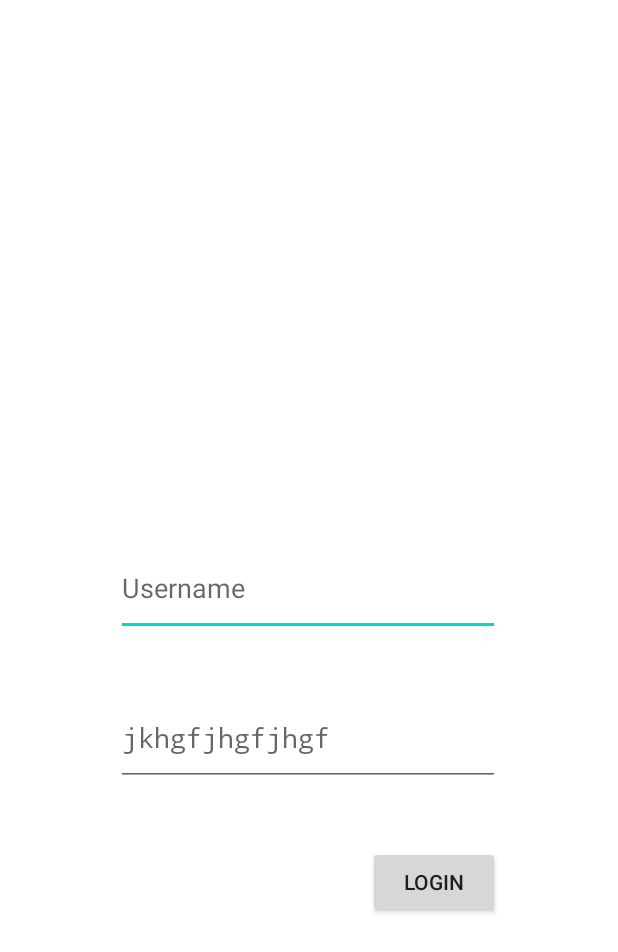
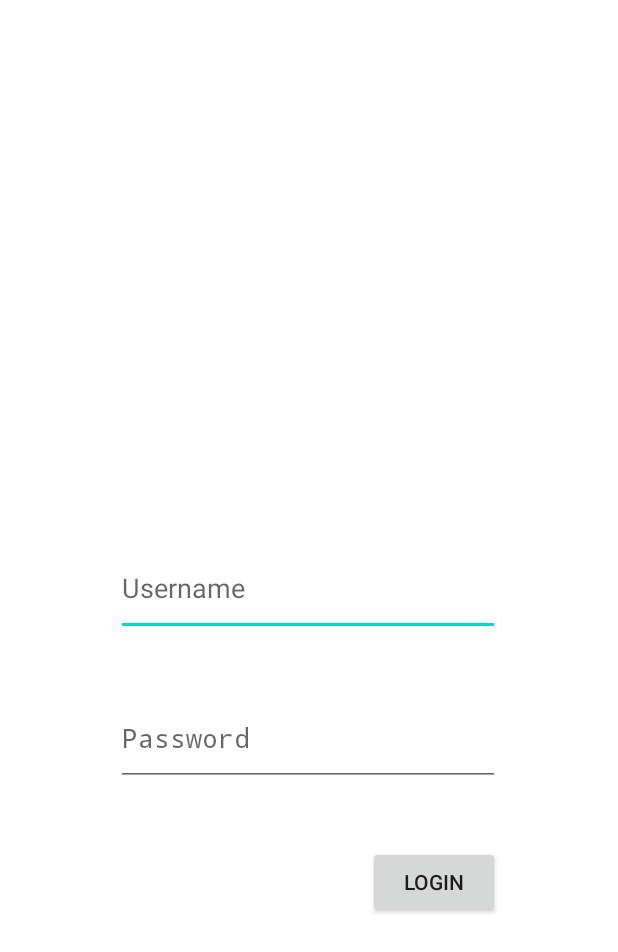
Before and after one commit to zevrant/zevrant-android-app, an Android app: the LoginFormActivity screen opened directly, with no data from a screen before it, after a tap on "LOGIN", on a phone screen of 412 x 824 dp. Shown: the top 952 px of the screen. Run offline under Robolectric (Android 15) with nearby library versions, the phone set to English and light mode, and no system bars; our stand-ins replace Volley; libraries missing offline, so code that uses them is left out: org.acra, org.slf4j; network calls fail; 4 statements that could not run were skipped.

Commit message:
Fixed json issues from minification

```diff
--- a/app/build.gradle
+++ b/app/build.gradle
@@ -66,8 +66,8 @@ android {
             if(hasSigningInfo) {
                 signingConfig signingConfigs.release
             }
-            minifyEnabled true
-            proguardFiles getDefaultProguardFile('proguard-android-optimize.txt'), 'proguard-rules.pro'
+            signingConfig debug.signingConfig
+            minifyEnabled false
         }
     }
 
--- a/app/src/main/java/com/zevrant/services/zevrantandroidapp/ZevrantAndroidApp.java
+++ b/app/src/main/java/com/zevrant/services/zevrantandroidapp/ZevrantAndroidApp.java
@@ -41,7 +41,7 @@ public class ZevrantAndroidApp extends Application {
                 .setBasicAuthLogin(base.getString(R.string.reportsUsername))
                 .setBasicAuthPassword(base.getString(R.string.reportsPassword))
                 .setHttpMethod(HttpSender.Method.POST)
-                .setUri("https://develop.acrarium.zevrant-services.com/report")
+                .setUri(base.getString(R.string.reportsUrl))
                 .setEnabled(true);
         // The following line triggers the initialization of ACRA
         ACRA.init(this, builder);
--- a/app/src/main/java/com/zevrant/services/zevrantandroidapp/pojo/OAuthToken.java
+++ b/app/src/main/java/com/zevrant/services/zevrantandroidapp/pojo/OAuthToken.java
@@ -5,8 +5,10 @@ package com.zevrant.services.zevrantandroidapp.pojo;
 // (powered by FernFlower decompiler)
 //
 
+import com.fasterxml.jackson.annotation.JsonAutoDetect;
 import com.fasterxml.jackson.annotation.JsonProperty;
 
+@JsonAutoDetect
 public class OAuthToken {
     @JsonProperty("access_token")
     private String accessToken;
--- a/app/src/main/java/com/zevrant/services/zevrantandroidapp/pojo/OAuthTokenRequest.java
+++ b/app/src/main/java/com/zevrant/services/zevrantandroidapp/pojo/OAuthTokenRequest.java
@@ -1,7 +1,9 @@
 package com.zevrant.services.zevrantandroidapp.pojo;
 
+import com.fasterxml.jackson.annotation.JsonAutoDetect;
 import com.fasterxml.jackson.annotation.JsonProperty;
 
+@JsonAutoDetect
 public class OAuthTokenRequest {
 
     @JsonProperty("client_id")
--- a/app/src/main/java/com/zevrant/services/zevrantandroidapp/services/JsonParser.java
+++ b/app/src/main/java/com/zevrant/services/zevrantandroidapp/services/JsonParser.java
@@ -1,5 +1,7 @@
 package com.zevrant.services.zevrantandroidapp.services;
 
+import com.fasterxml.jackson.annotation.JsonAutoDetect;
+import com.fasterxml.jackson.annotation.PropertyAccessor;
 import com.fasterxml.jackson.core.JsonProcessingException;
 import com.fasterxml.jackson.databind.ObjectMapper;
 
@@ -12,6 +14,10 @@ public class JsonParser {
 
     private static final Logger logger = LoggerFactory.getLogger(JsonParser.class);
     private static final ObjectMapper objectMapper = new ObjectMapper();
+
+    static {
+        objectMapper.setVisibility(PropertyAccessor.FIELD, JsonAutoDetect.Visibility.ANY);
+    }
 
     public synchronized static <T> T readValueFromString(String jsonString, Class<T> clazz) {
         try {
--- a/app/src/main/res/values/strings.xml
+++ b/app/src/main/res/values/strings.xml
@@ -7,6 +7,6 @@
     -->
     <string name="login">Login</string>
     <string name="username">Username</string>
-    <string name="password">jkhgfjhgfjhgf</string>
+    <string name="password">Password</string>
     <string name="version">VERSION</string>
 </resources>
```
Also changed, not shown: app/src/main/java/com/zevrant/services/zevrantandroidapp/activities/LoginFormActivity.java (+4 -3 lines), 5 other files.
